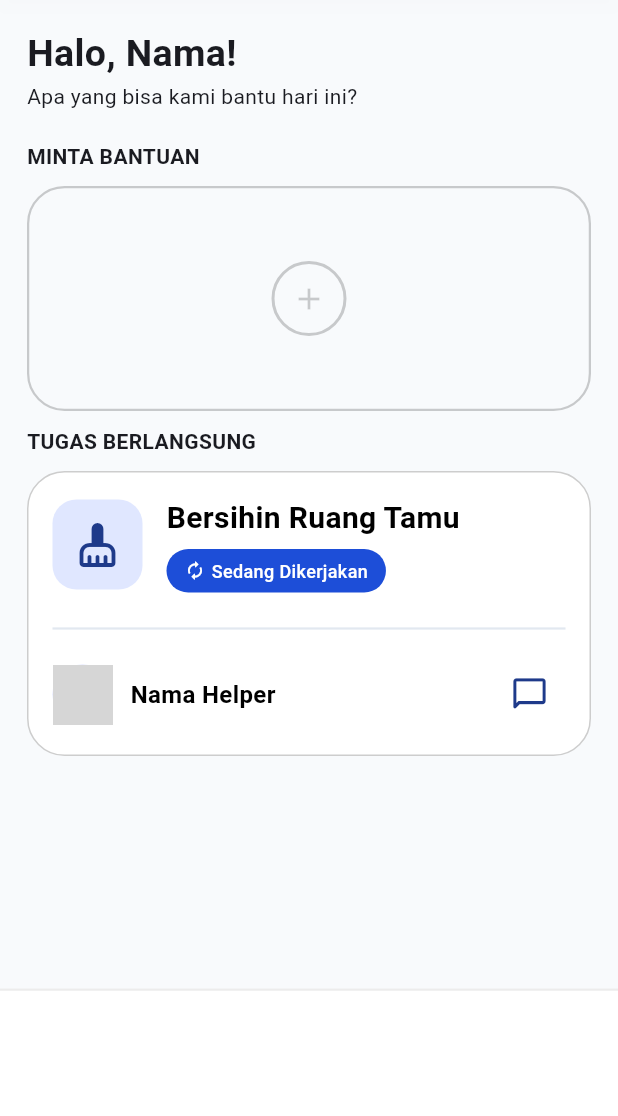
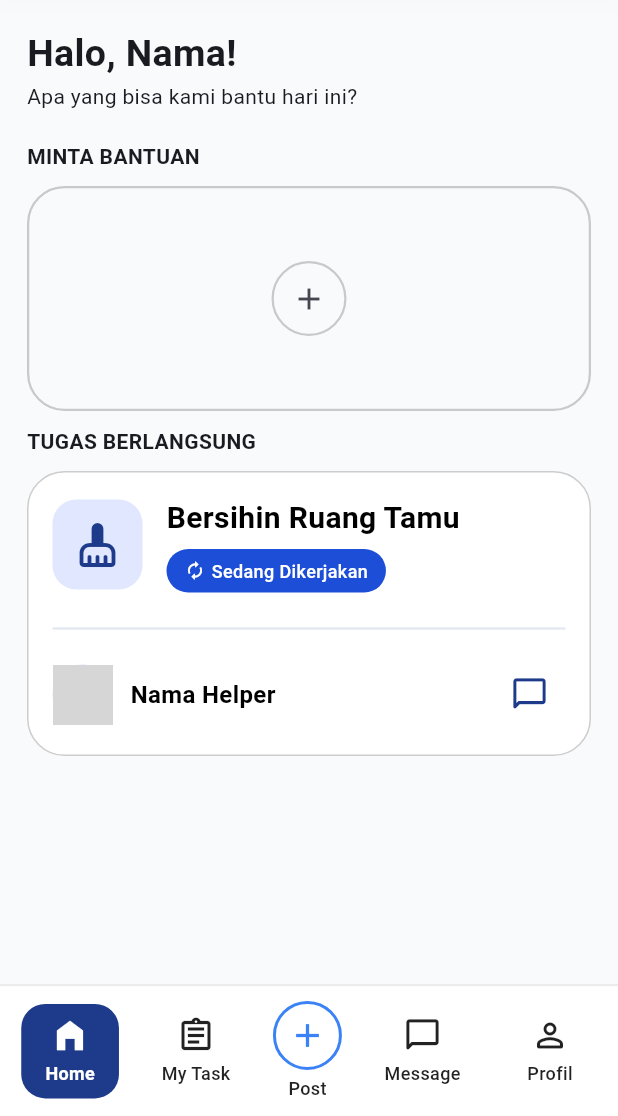
Before and after one commit to Bagus550/bantu-in-project, a Flutter app: the screen it shows after launch, on a phone screen of 412 x 824 dp, the part 120-1236 px from its top. Run offline on Flutter 3.47's test engine with Material 3 defaults, Android fonts, the phone set to English and light mode, and no system bars; network calls fail; grey boxes are pictures that could not be loaded.

Commit message:
update dashboard - bottomNavigationBar

```diff
--- a/lib/bagus/screens/dashboard_user_screen.dart
+++ b/lib/bagus/screens/dashboard_user_screen.dart
@@ -8,6 +8,8 @@ class DashboardUserScreen extends StatefulWidget {
 }
 
 class _DashboardUserScreenState extends State<DashboardUserScreen> {
+  int _currentIndex = 0;
+
   @override
   Widget build(BuildContext context) {
     return Scaffold(
@@ -75,15 +77,11 @@ class _DashboardUserScreenState extends State<DashboardUserScreen> {
                     decoration: BoxDecoration(
                       border: Border.all(
                         color: Colors.black.withAlpha(50),
-                        width: 2,
+                        width: 1.5,
                       ),
                       borderRadius: BorderRadius.circular(50),
                     ),
-                    child: IconButton(
-                      onPressed: () {},
-                      icon: Icon(Icons.add),
-                      color: Colors.black.withAlpha(50),
-                    ),
+                    child: IconButton(onPressed: () {}, icon: Icon(Icons.add)),
                   ),
                 ),
               ),
@@ -110,11 +108,14 @@ class _DashboardUserScreenState extends State<DashboardUserScreen> {
                         Container(
                           padding: const EdgeInsets.all(14.0),
                           decoration: BoxDecoration(
-                            color: const Color(0xFFE0E7FF),
+                            color: const Color(
+                              0xFFE0E7FF,
+                            ), // Warna ungu/biru muda soft
                             borderRadius: BorderRadius.circular(16.0),
                           ),
                           child: Icon(
-                            Icons.cleaning_services_rounded,
+                            Icons
+                                .cleaning_services_rounded, // Ganti ikon sesuai kebutuhan
                             size: 32.0,
                             color: Theme.of(
                               context,
@@ -200,10 +201,13 @@ class _DashboardUserScreenState extends State<DashboardUserScreen> {
                           ),
                         ),
 
+                        // 3. Tombol Chat (Ikon Pesan Kanan)
                         IconButton(
                           icon: Icon(
                             Icons.chat_bubble_outline_rounded,
-                            color: Theme.of(context).colorScheme.primary,
+                            color: Theme.of(
+                              context,
+                            ).colorScheme.primary, // Otomatis Biru Utama
                             size: 26.0,
                           ),
                           onPressed: () {
@@ -220,15 +224,120 @@ class _DashboardUserScreenState extends State<DashboardUserScreen> {
           ],
         ),
       ),
-      bottomNavigationBar: Container(
-        height: 85,
-        decoration: BoxDecoration(
-          color: Colors.white,
-          border: Border(
-            top: BorderSide(color: Colors.grey.withAlpha(50), width: 1.5),
+      bottomNavigationBar: SafeArea(
+        child: Container(
+          height: 88,
+          decoration: BoxDecoration(
+            color: Colors.white,
+            border: Border(
+              top: BorderSide(color: Colors.grey.withAlpha(50), width: 1.5),
+            ),
+          ),
+          padding: const EdgeInsets.symmetric(horizontal: 8, vertical: 6),
+          child: Row(
+            mainAxisAlignment: MainAxisAlignment.spaceAround,
+            children: [
+              _buildNavItem(index: 0, icon: Icons.home_filled, label: 'Home'),
+              _buildNavItem(
+                index: 1,
+                icon: Icons.assignment_outlined,
+                label: 'My Task',
+              ),
+              _buildPostButton(),
+              _buildNavItem(
+                index: 2,
+                icon: Icons.chat_bubble_outline_rounded,
+                label: 'Message',
+              ),
+              _buildNavItem(
+                index: 3,
+                icon: Icons.person_outline_rounded,
+                label: 'Profil',
+              ),
+            ],
           ),
         ),
       ),
     );
   }
+
+  Widget _buildNavItem({
+    required int index,
+    required IconData icon,
+    required String label,
+  }) {
+    final bool isActive = _currentIndex == index;
+
+    return GestureDetector(
+      onTap: () {
+        setState(() {
+          _currentIndex = index; // Ganti halaman aktif saat diklik
+        });
+      },
+      child: AnimatedContainer(
+        duration: const Duration(milliseconds: 200),
+        padding: const EdgeInsets.symmetric(horizontal: 16.0, vertical: 8.0),
+        decoration: BoxDecoration(
+          // Jika aktif, kasih warna background biru utama kelompok kita
+          color: isActive ? const Color(0xFF1E3A8A) : Colors.transparent,
+          borderRadius: BorderRadius.circular(16.0),
+        ),
+        child: Column(
+          mainAxisSize: MainAxisSize.min,
+          children: [
+            Icon(
+              icon,
+              // Jika aktif warna ikon putih, jika tidak aktif warna hitam/abu
+              color: isActive ? Colors.white : Colors.black87,
+              size: 26.0,
+            ),
+            const SizedBox(height: 4.0),
+            Text(
+              label,
+              style: TextStyle(
+                fontSize: 12.0,
+                fontWeight: isActive ? FontWeight.bold : FontWeight.w500,
+                color: isActive ? Colors.white : Colors.black87,
+              ),
+            ),
+          ],
+        ),
+      ),
+    );
+  }
+
+  Widget _buildPostButton() {
+    return GestureDetector(
+      onTap: () {
+        // Aksi ketika klik tombol tambah tugas baru
+      },
+      child: Column(
+        mainAxisSize: MainAxisSize.min,
+        children: [
+          Container(
+            padding: const EdgeInsets.all(8.0),
+            decoration: BoxDecoration(
+              shape: BoxShape.circle,
+              border: Border.all(
+                color: const Color(
+                  0xFF3B82F6,
+                ), // Biru terang sesuai secondary theme kita
+                width: 2.0,
+              ),
+            ),
+            child: const Icon(Icons.add, color: Color(0xFF3B82F6), size: 26.0),
+          ),
+          const SizedBox(height: 4.0),
+          const Text(
+            'Post',
+            style: TextStyle(
+              fontSize: 12.0,
+              fontWeight: FontWeight.w500,
+              color: Colors.black87,
+            ),
+          ),
+        ],
+      ),
+    );
+  }
 }
--- a/lib/main.dart
+++ b/lib/main.dart
@@ -24,9 +24,9 @@ class BantuInApp extends StatelessWidget {
         ),
         scaffoldBackgroundColor: Color(0xFFF8FAFC),
       ),
-      initialRoute: '/screens',
+      initialRoute: '/',
 
-      routes: {'/screens': (context) => const DashboardUserScreen()},
+      routes: {'/': (context) => const DashboardUserScreen()},
     );
   }
 }
```
